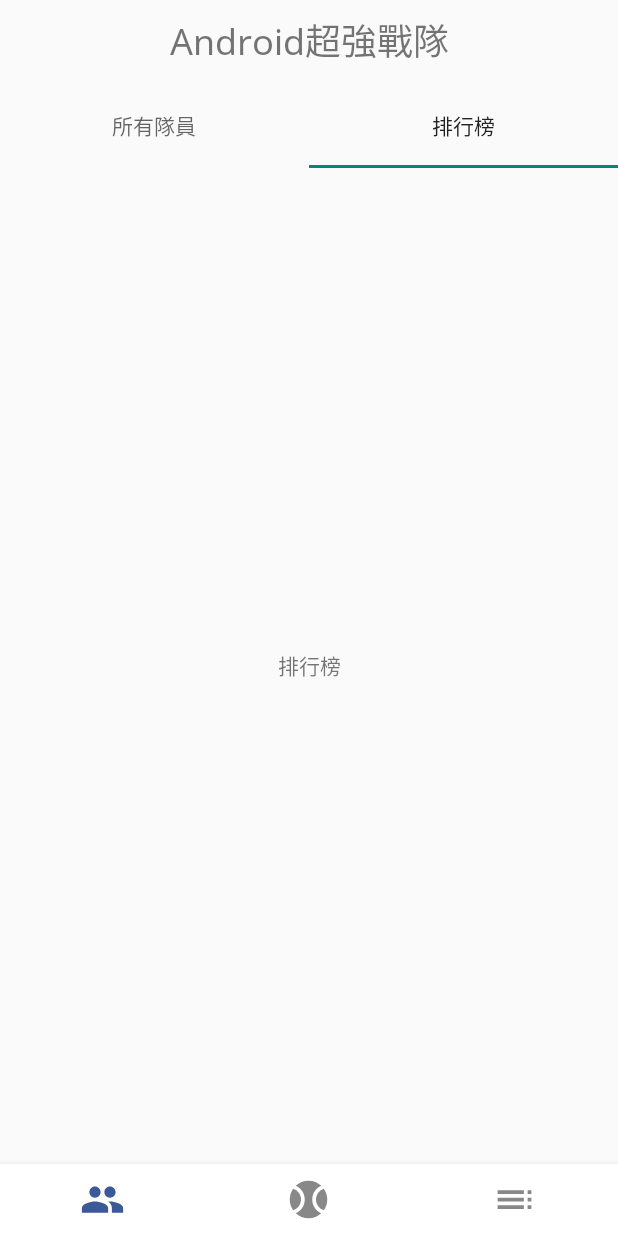
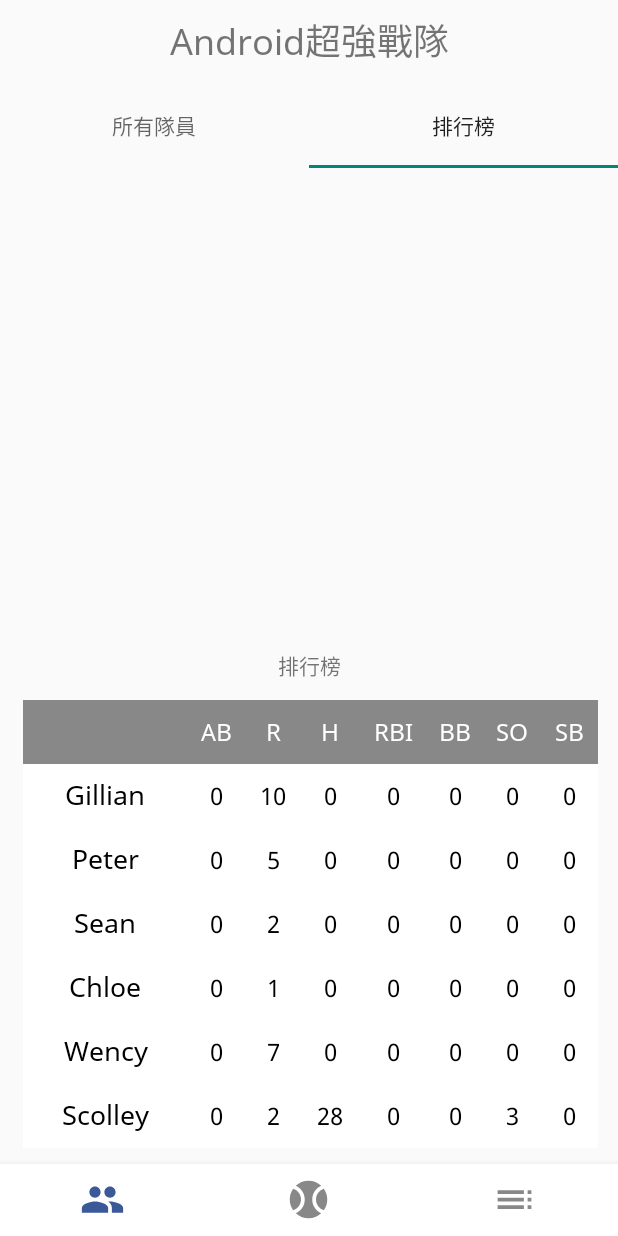
Before and after one commit to kuog1030/Baseball-Time, an Android app: the screen it shows after launch (MainActivity), tab 2 chosen, on a phone screen of 412 x 824 dp. Run offline under Robolectric (Android 15) with nearby library versions, the phone set to English and light mode, and no system bars; our stand-ins replace data binding; 5 statements that could not run were skipped.

Commit message:
Create hitter and pitcher box item, adapter

```diff
--- a/app/src/main/java/com/gillian/baseball/game/finalgame/FinalFragment.kt
+++ b/app/src/main/java/com/gillian/baseball/game/finalgame/FinalFragment.kt
@@ -24,7 +24,7 @@ class FinalFragment : Fragment() {
 
 
         val boxAdapter = BoxAdapter()
-        binding.recyclerBox.adapter = boxAdapter
+        binding.recyclerFinalBox.adapter = boxAdapter
 
         viewModel.submitAdapter.observe(viewLifecycleOwner, Observer {
             it?.let{
--- a/app/src/main/res/layout/fragment_final.xml
+++ b/app/src/main/res/layout/fragment_final.xml
@@ -14,7 +14,7 @@
         android:layout_height="match_parent">
 
         <androidx.recyclerview.widget.RecyclerView
-            android:id="@+id/recycler_box"
+            android:id="@+id/recycler_final_box"
             android:layout_width="wrap_content"
             android:layout_height="wrap_content"
             android:layout_marginStart="@dimen/margin"
--- /dev/null
+++ b/app/src/main/res/layout/item_hitter_box.xml
@@ -0,0 +1,103 @@
+<?xml version="1.0" encoding="utf-8"?>
+
+<layout xmlns:android="http://schemas.android.com/apk/res/android"
+    xmlns:app="http://schemas.android.com/apk/res-auto"
+    xmlns:tools="http://schemas.android.com/tools">
+
+    <data>
+        <variable
+            name="isTitle"
+            type="Boolean" />
+        <variable
+            name="hitter"
+            type="com.gillian.baseball.data.HitterBox"/>
+    </data>
+
+    <androidx.constraintlayout.widget.ConstraintLayout
+        android:layout_width="wrap_content"
+        android:layout_height="wrap_content">
+
+        <TableLayout
+            android:id="@+id/table_player_box"
+            app:layout_constraintStart_toStartOf="parent"
+            app:layout_constraintTop_toTopOf="parent"
+            android:layout_width="wrap_content"
+            android:layout_height="wrap_content"
+            android:layout_marginStart="1dp">
+
+
+            <TableRow
+                android:layout_width="match_parent"
+                android:layout_height="match_parent"
+                android:background="@{isTitle? @color/grey_888 : @color/white}">
+
+                <TextView
+                    android:id="@+id/row_player_box_name"
+                    style="@style/FinalTable"
+                    boxStyle="@{isTitle}"
+                    android:layout_width="110dp"
+                    android:layout_height="wrap_content"
+                    android:text="@{hitter.name}"
+                    tools:text="陳俊秀"/>
+
+                <TextView
+                    android:id="@+id/row_hitter_box_one"
+                    style="@style/PlayerTable"
+                    boxStyle="@{isTitle}"
+                    android:layout_height="wrap_content"
+                    android:text="@{isTitle ? @string/box_ab : String.valueOf(hitter.atBat)}"
+                    tools:text="AB"/>
+
+                <TextView
+                    android:id="@+id/row_hitter_box_two"
+                    style="@style/PlayerTable"
+                    boxStyle="@{isTitle}"
+                    android:layout_height="wrap_content"
+                    android:text="@{isTitle ? @string/box_r : String.valueOf(hitter.run)}"
+                    tools:text="R"/>
+
+                <TextView
+                    android:id="@+id/row_hitter_box_three"
+                    style="@style/PlayerTable"
+                    boxStyle="@{isTitle}"
+                    android:layout_height="wrap_content"
+                    android:text="@{isTitle ? @string/box_h : String.valueOf(hitter.hit)}"
+                    tools:text="H"/>
+
+                <TextView
+                    android:id="@+id/row_hitter_box_four"
+                    style="@style/PlayerTable"
+                    boxStyle="@{isTitle}"
+                    android:layout_width="45dp"
+                    android:layout_height="wrap_content"
+                    android:text="@{isTitle ? @string/box_rbi : String.valueOf(hitter.runsBattedIn)}"
+                    tools:text="RBI"/>
+
+                <TextView
+                    android:id="@+id/row_hitter_box_five"
+                    style="@style/PlayerTable"
+                    boxStyle="@{isTitle}"
+                    android:layout_height="wrap_content"
+                    android:text="@{isTitle ? @string/box_bb : String.valueOf(hitter.baseOnBalls)}"
+                    tools:text="BB"/>
+
+                <TextView
+                    android:id="@+id/row_hitter_box_six"
+                    style="@style/PlayerTable"
+                    boxStyle="@{isTitle}"
+                    android:layout_height="wrap_content"
+                    android:text="@{isTitle ? @string/box_so : String.valueOf(hitter.strikeOut)}"
+                    tools:text="SO"/>
+
+                <TextView
+                    android:id="@+id/row_hitter_box_seven"
+                    style="@style/PlayerTable"
+                    boxStyle="@{isTitle}"
+                    android:layout_height="wrap_content"
+                    android:text='@{isTitle ? @string/box_sb : String.valueOf(hitter.stealBase) }'
+                    tools:text="SB"/>
+            </TableRow>
+        </TableLayout>
+
+    </androidx.constraintlayout.widget.ConstraintLayout>
+</layout>
--- a/app/src/main/res/layout/pager_rank.xml
+++ b/app/src/main/res/layout/pager_rank.xml
@@ -17,5 +17,20 @@
             app:layout_constraintEnd_toEndOf="parent"
             app:layout_constraintStart_toStartOf="parent"
             app:layout_constraintTop_toTopOf="parent" />
+
+        <androidx.recyclerview.widget.RecyclerView
+            android:id="@+id/recycler_hitter_box"
+            android:layout_width="wrap_content"
+            android:layout_height="wrap_content"
+            android:layout_marginStart="@dimen/margin"
+            android:layout_marginEnd="@dimen/margin"
+            app:layoutManager="androidx.recyclerview.widget.LinearLayoutManager"
+            app:layout_constraintTop_toBottomOf="@id/textView3"
+            app:layout_constraintBottom_toBottomOf="parent"
+            app:layout_constraintEnd_toEndOf="parent"
+            app:layout_constraintStart_toStartOf="parent">
+
+        </androidx.recyclerview.widget.RecyclerView>
+
     </androidx.constraintlayout.widget.ConstraintLayout>
 </layout>
--- a/app/src/main/res/values/dimens.xml
+++ b/app/src/main/res/values/dimens.xml
@@ -28,4 +28,7 @@
 
     <dimen name="close_size">32dp</dimen>
 
+
+    <dimen name="player_box_width">38dp</dimen>
+
 </resources>
--- a/app/src/main/res/values/strings.xml
+++ b/app/src/main/res/values/strings.xml
@@ -21,6 +21,18 @@
     <string name="nickname">綽號</string>
     <string name="nickname_hint">嘟嘟</string>
     <string name="image">圖片</string>
+
+    <!--   box related -->
+    <string name="box_ab">AB</string>
+    <string name="box_r">R</string>
+    <string name="box_h">H</string>
+    <string name="box_rbi">RBI</string>
+    <string name="box_bb">BB</string>
+    <string name="box_so">SO</string>
+    <string name="box_sb">SB</string>
+    <string name="box_ip">IP</string>
+    <string name="box_er">ER</string>
+    <string name="box_hr">HR</string>
 
 
     <!--    game record related -->
--- a/app/src/main/res/values/styles.xml
+++ b/app/src/main/res/values/styles.xml
@@ -61,6 +61,12 @@
         <item name="android:textColor">@color/white</item>
     </style>
 
+    <style name="PlayerTable">
+        <item name="android:layout_width">@dimen/player_box_width</item>
+        <item name="android:textSize">16sp</item>
+        <item name="android:gravity">center</item>
+    </style>
+
     <style name="CreateTeamTitle">
         <item name="android:textSize">22sp</item>
     </style>
```
Also changed, not shown: app/src/main/java/com/gillian/baseball/BindingAdapters.kt (+11 -0 lines), app/src/main/java/com/gillian/baseball/data/HitterBox.kt (added, +31 -0 lines), app/src/main/java/com/gillian/baseball/data/PitcherBox.kt (added, +25 -0 lines), app/src/main/java/com/gillian/baseball/team/pager/RankPager.kt (+12 -0 lines), app/src/main/java/com/gillian/baseball/views/HitterBoxAdapter.kt (added, +43 -0 lines), app/src/main/java/com/gillian/baseball/views/PitcherBoxAdapter.kt (added, +42 -0 lines), app/src/main/res/layout/item_pitcher_box.xml (added, +103 -0 lines).
